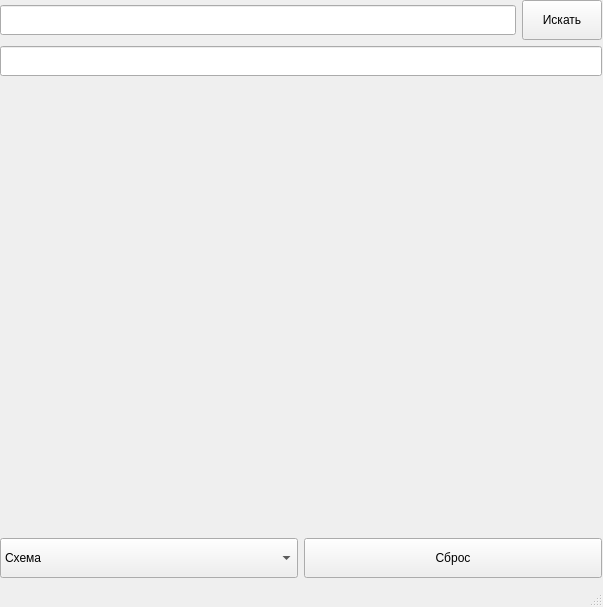
rlysa/APIProject, file templates/MainWindow.ui: the form before one commit.
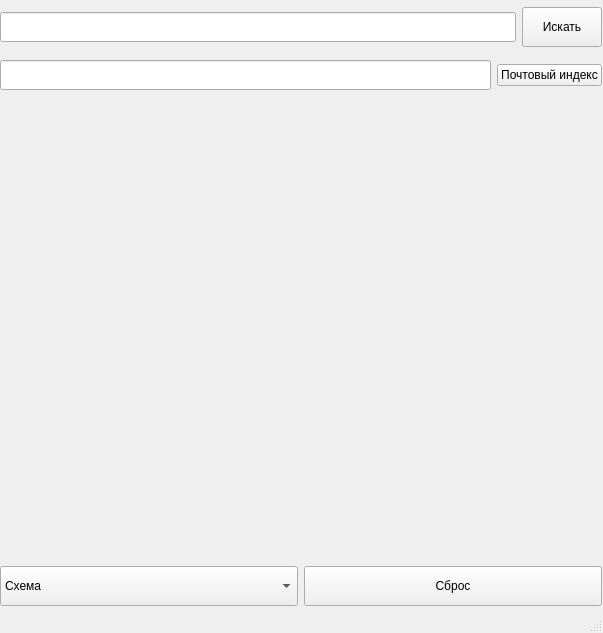
The form after the commit.

The edit to the form file:
```diff
--- a/templates/MainWindow.ui
+++ b/templates/MainWindow.ui
@@ -7,7 +7,7 @@
     <x>0</x>
     <y>0</y>
     <width>603</width>
-    <height>607</height>
+    <height>633</height>
    </rect>
   </property>
   <property name="windowTitle">
@@ -20,10 +20,13 @@
       <x>0</x>
       <y>0</y>
       <width>602</width>
-      <height>581</height>
+      <height>613</height>
      </rect>
     </property>
     <layout class="QVBoxLayout" name="verticalLayout">
+     <property name="sizeConstraint">
+      <enum>QLayout::SetNoConstraint</enum>
+     </property>
      <item>
       <layout class="QHBoxLayout" name="horizontalLayout_2">
        <item>
@@ -52,6 +55,8 @@
       </layout>
      </item>
      <item>
+      <layout class="QHBoxLayout" name="horizontalLayout_4">
+       <item>
       <widget class="QLineEdit" name="fullAddressLine">
        <property name="enabled">
         <bool>true</bool>
@@ -66,6 +71,15 @@
         <bool>true</bool>
        </property>
       </widget>
+       </item>
+       <item>
+        <widget class="QPushButton" name="indexButton">
+         <property name="text">
+          <string>Почтовый индекс</string>
+         </property>
+        </widget>
+       </item>
+      </layout>
      </item>
      <item>
       <widget class="QLabel" name="mapLabel">
```
Lines whose indentation alone changed are shown as unchanged.
